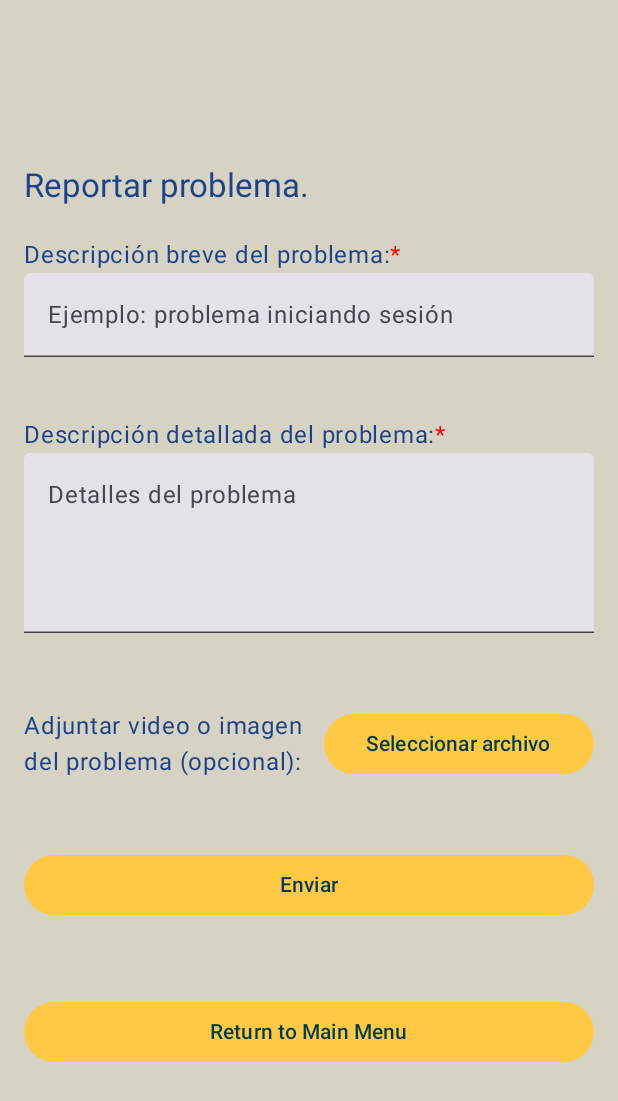
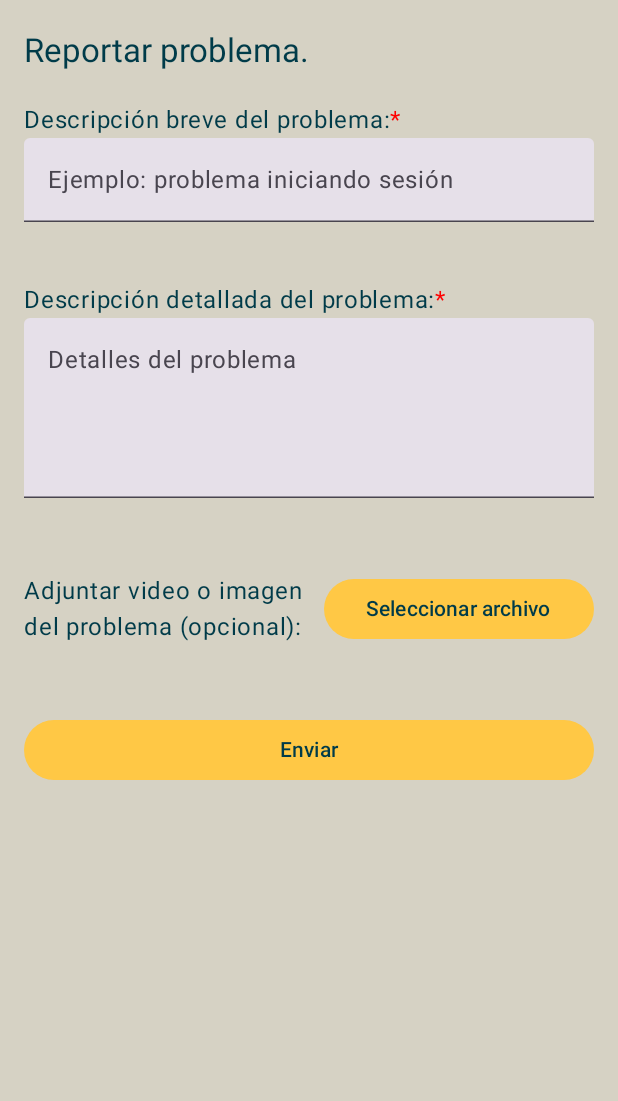
Before and after one commit to IceColdManny64/GastroLab, an Android app built with Jetpack Compose: the composable Report shown on its own in the app's theme, on a phone screen of 412 x 824 dp. Shown: the top 1101 px of the screen. Run offline under Robolectric (Android 15) with nearby library versions, the phone set to English and light mode, and no system bars; 1 statement that could not run was skipped.

Commit message:
Fixes to ReportarProblemaInterface and SupportInterface

```diff
--- a/app/src/main/java/com/example/gastrolab/ui/screens/TroubleshootScreens/ReportarProblemaInterface.kt
+++ b/app/src/main/java/com/example/gastrolab/ui/screens/TroubleshootScreens/ReportarProblemaInterface.kt
@@ -41,6 +41,7 @@ fun ReportarProblemaInterface(navController: NavHostController) {
 
 }
 
+
 @Composable
 fun Report(navController: NavHostController){
     var shortDescription by remember { mutableStateOf("") }
@@ -48,7 +49,7 @@ fun Report(navController: NavHostController){
 
     Column(
         modifier = Modifier
-            .padding(start = 16.dp, top = 70.dp, end = 16.dp, bottom = 80.dp)
+            .padding(start = 16.dp, end = 16.dp)
             .verticalScroll(rememberScrollState())
             .imePadding()
 
@@ -56,9 +57,10 @@ fun Report(navController: NavHostController){
     ) {
         Text(
             text = "Reportar problema.",
+            color = MaterialTheme.colorScheme.onPrimary,
             style = MaterialTheme.typography.titleLarge,
             modifier = Modifier
-                .padding(top = 40.dp)
+                .padding(top = 20.dp)
         )
 
 
@@ -71,12 +73,17 @@ fun Report(navController: NavHostController){
                 withStyle(style = TextStyle(color = Color.Red).toSpanStyle()) {
                     append("*")
                 }
-            }
+            },
+            color = MaterialTheme.colorScheme.onPrimary
         )
         TextField(
             value = shortDescription,
             onValueChange = { shortDescription = it },
             label = { Text("Ejemplo: problema iniciando sesión") },
+            colors = TextFieldDefaults.colors(
+                focusedTextColor = MaterialTheme.colorScheme.onPrimary,
+                unfocusedTextColor = MaterialTheme.colorScheme.onPrimary
+            ),
             modifier = Modifier.fillMaxWidth()
         )
 
@@ -89,12 +96,17 @@ fun Report(navController: NavHostController){
                 withStyle(style = TextStyle(color = Color.Red).toSpanStyle()) {
                     append("*")
                 }
-            }
+            },
+            color = MaterialTheme.colorScheme.onPrimary
         )
         TextField(
             value = detailedDescription,
             onValueChange = { detailedDescription = it },
             label = { Text("Detalles del problema") },
+            colors = TextFieldDefaults.colors(
+                focusedTextColor = MaterialTheme.colorScheme.onPrimary,
+                unfocusedTextColor = MaterialTheme.colorScheme.onPrimary
+            ),
             modifier = Modifier
                 .fillMaxWidth()
                 .height(120.dp)
@@ -109,7 +121,8 @@ fun Report(navController: NavHostController){
         ) {
             Text(
                 text = "Adjuntar video o imagen del problema (opcional):",
-                modifier = Modifier.weight(1f)
+                modifier = Modifier.weight(1f),
+                color = MaterialTheme.colorScheme.onPrimary
             )
             Button(
                 onClick = { },
@@ -130,14 +143,7 @@ fun Report(navController: NavHostController){
 
         Spacer(modifier = Modifier.height(50.dp))
 
-        Button(
-            modifier = Modifier.fillMaxWidth(),
-            onClick = { navController.navigate("mainScreen") }
-        )
-        {
-            Text("Return to Main Menu")
 
-        }
     }
 }
 
--- a/app/src/main/java/com/example/gastrolab/ui/screens/TroubleshootScreens/SupportInterface.kt
+++ b/app/src/main/java/com/example/gastrolab/ui/screens/TroubleshootScreens/SupportInterface.kt
@@ -22,6 +22,7 @@ import androidx.compose.material3.OutlinedTextField
 import androidx.compose.material3.Surface
 import androidx.compose.material3.Text
 import androidx.compose.material3.TextField
+import androidx.compose.material3.TextFieldDefaults
 import androidx.compose.material3.TopAppBar
 import androidx.compose.material3.TopAppBarDefaults
 import androidx.compose.runtime.*
@@ -99,6 +100,10 @@ fun Support(navController: NavHostController) {
                             tint = MaterialTheme.colorScheme.onPrimary
                         )
                     },
+                    colors = TextFieldDefaults.colors(
+                        focusedTextColor = MaterialTheme.colorScheme.onPrimary,
+                        unfocusedTextColor = MaterialTheme.colorScheme.onPrimary
+                    ),
                     modifier = Modifier
                         .fillMaxWidth()
                         .background(Color.Transparent)
```
